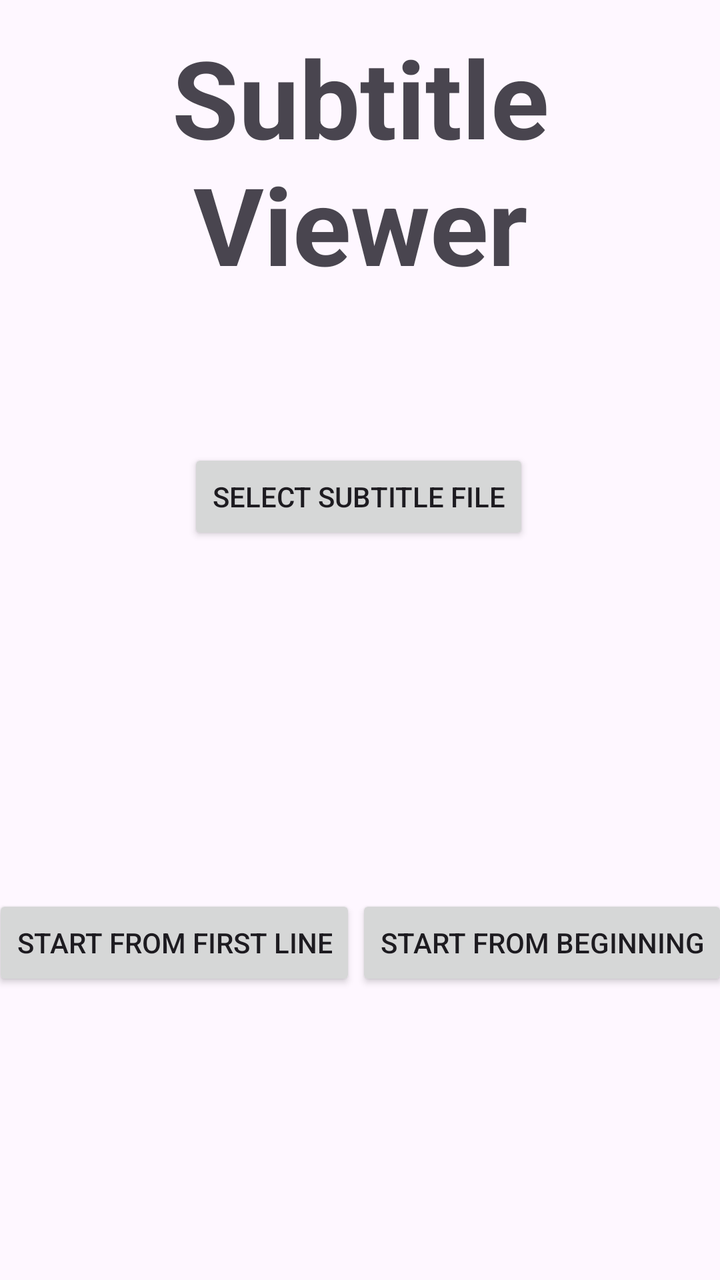
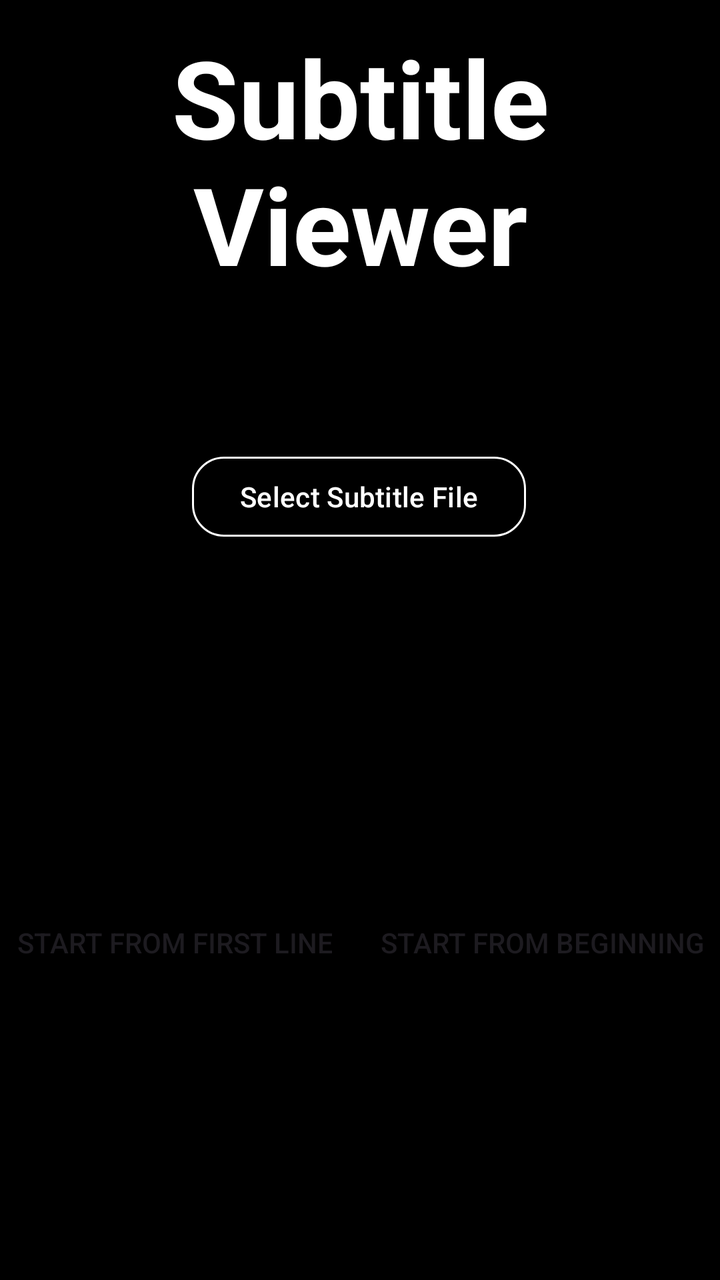

Compare the two renders of this Android layout. The source of the first and the diff that turns it into the second are given below.
<!-- AndroidManifest.xml: application theme Theme.SubtitleViewer -->
<!-- res/layout/activity_main.xml -->
<?xml version="1.0" encoding="utf-8"?>
<androidx.constraintlayout.widget.ConstraintLayout xmlns:android="http://schemas.android.com/apk/res/android"
    xmlns:app="http://schemas.android.com/apk/res-auto"
    xmlns:tools="http://schemas.android.com/tools"
    android:id="@+id/main"
    android:layout_width="match_parent"
    android:layout_height="match_parent"
    tools:context=".MainActivity">

    <Button
        android:id="@+id/subtitle_file"
        android:layout_width="wrap_content"
        android:layout_height="wrap_content"
        android:layout_marginTop="64dp"
        android:onClick="SelectSubtitleFileClicked"
        android:text="Select Subtitle File"
        app:layout_constraintEnd_toEndOf="parent"
        app:layout_constraintHorizontal_bias="0.497"
        app:layout_constraintStart_toStartOf="parent"
        app:layout_constraintTop_toBottomOf="@+id/Title" />

    <TextView
        android:id="@+id/selectedFileText"
        android:layout_width="0dp"
        android:layout_height="wrap_content"
        android:layout_marginTop="12dp"
        android:text=""
        android:ellipsize="end"
        android:maxLines="1"
        android:gravity="center"
        android:textAlignment="center"
        app:layout_constraintStart_toStartOf="parent"
        app:layout_constraintEnd_toEndOf="parent"
        app:layout_constraintTop_toBottomOf="@+id/subtitle_file" />

    <Button
        android:id="@+id/StartSubtitleFirstLine"
        android:layout_width="wrap_content"
        android:layout_height="wrap_content"
        android:layout_marginTop="144dp"
        android:onClick="StartSubtitleFirstLineClicked"
        android:text="Start From First Line"
        app:layout_constraintStart_toStartOf="parent"
        app:layout_constraintEnd_toStartOf="@+id/StartSubtitleFromResume"
        app:layout_constraintTop_toBottomOf="@+id/selectedFileText"
        app:layout_constraintHorizontal_chainStyle="spread" />

    <Button
        android:id="@+id/StartSubtitleFromResume"
        android:layout_width="wrap_content"
        android:layout_height="wrap_content"
        android:layout_marginTop="144dp"
        android:onClick="StartSubtitleFromResume"
        android:text="Start From Beginning"
        app:layout_constraintStart_toEndOf="@+id/StartSubtitleFirstLine"
        app:layout_constraintEnd_toEndOf="parent"
        app:layout_constraintTop_toBottomOf="@+id/selectedFileText" />

    <TextView
        android:id="@+id/Title"
        android:layout_width="0dp"
        android:layout_height="wrap_content"
        android:layout_marginTop="0dp"
        android:autoSizeMaxTextSize="55sp"
        android:autoSizeMinTextSize="24sp"
        android:autoSizeStepGranularity="2sp"
        android:autoSizeTextType="uniform"
        android:gravity="center"
        android:text="Subtitle Viewer"
        android:textAlignment="center"
        android:textSize="64sp"
        android:textStyle="bold"
        app:layout_constraintEnd_toEndOf="parent"
        app:layout_constraintHorizontal_bias="0.0"
        app:layout_constraintStart_toStartOf="parent"
        app:layout_constraintTop_toTopOf="parent" />

</androidx.constraintlayout.widget.ConstraintLayout>
<!-- resources referenced by this layout -->
<resources>
  <style name="Theme.SubtitleViewer" parent="Base.Theme.SubtitleViewer" />
  <style name="Base.Theme.SubtitleViewer" parent="Theme.Material3.DayNight.NoActionBar">
          
          
      </style>
</resources>

<!-- the commit's change to res/layout/activity_main.xml (unified diff, before → after) -->
@@ -5,15 +5,22 @@
     android:id="@+id/main"
     android:layout_width="match_parent"
     android:layout_height="match_parent"
+    android:background="#000000"
     tools:context=".MainActivity">
 
-    <Button
+    <com.google.android.material.button.MaterialButton
         android:id="@+id/subtitle_file"
         android:layout_width="wrap_content"
         android:layout_height="wrap_content"
         android:layout_marginTop="64dp"
         android:onClick="SelectSubtitleFileClicked"
         android:text="Select Subtitle File"
+
+        app:backgroundTint="#000000"
+        app:strokeColor="#FFFFFF"
+        app:strokeWidth="1dp"
+        app:cornerRadius="16dp"
+
         app:layout_constraintEnd_toEndOf="parent"
         app:layout_constraintHorizontal_bias="0.497"
         app:layout_constraintStart_toStartOf="parent"
@@ -24,13 +31,14 @@
         android:layout_width="0dp"
         android:layout_height="wrap_content"
         android:layout_marginTop="12dp"
+        android:ellipsize="end"
+        android:gravity="center"
+        android:maxLines="1"
         android:text=""
-        android:ellipsize="end"
-        android:maxLines="1"
-        android:gravity="center"
         android:textAlignment="center"
+        android:textColor="#FFFFFF"
+        app:layout_constraintEnd_toEndOf="parent"
         app:layout_constraintStart_toStartOf="parent"
-        app:layout_constraintEnd_toEndOf="parent"
         app:layout_constraintTop_toBottomOf="@+id/subtitle_file" />
 
     <Button
@@ -40,10 +48,16 @@
         android:layout_marginTop="144dp"
         android:onClick="StartSubtitleFirstLineClicked"
         android:text="Start From First Line"
+
+        app:backgroundTint="#000000"
+        app:strokeColor="#FFFFFF"
+        app:strokeWidth="1dp"
+        app:cornerRadius="16dp"
+
+        app:layout_constraintEnd_toStartOf="@+id/StartSubtitleFromResume"
+        app:layout_constraintHorizontal_chainStyle="spread"
         app:layout_constraintStart_toStartOf="parent"
-        app:layout_constraintEnd_toStartOf="@+id/StartSubtitleFromResume"
-        app:layout_constraintTop_toBottomOf="@+id/selectedFileText"
-        app:layout_constraintHorizontal_chainStyle="spread" />
+        app:layout_constraintTop_toBottomOf="@+id/selectedFileText" />
 
     <Button
         android:id="@+id/StartSubtitleFromResume"
@@ -52,15 +66,20 @@
         android:layout_marginTop="144dp"
         android:onClick="StartSubtitleFromResume"
         android:text="Start From Beginning"
+
+        app:backgroundTint="#000000"
+        app:strokeColor="#FFFFFF"
+        app:strokeWidth="1dp"
+        app:cornerRadius="16dp"
+
+        app:layout_constraintEnd_toEndOf="parent"
         app:layout_constraintStart_toEndOf="@+id/StartSubtitleFirstLine"
-        app:layout_constraintEnd_toEndOf="parent"
         app:layout_constraintTop_toBottomOf="@+id/selectedFileText" />
 
     <TextView
         android:id="@+id/Title"
         android:layout_width="0dp"
         android:layout_height="wrap_content"
-        android:layout_marginTop="0dp"
         android:autoSizeMaxTextSize="55sp"
         android:autoSizeMinTextSize="24sp"
         android:autoSizeStepGranularity="2sp"
@@ -68,6 +87,7 @@
         android:gravity="center"
         android:text="Subtitle Viewer"
         android:textAlignment="center"
+        android:textColor="#FFFFFF"
         android:textSize="64sp"
         android:textStyle="bold"
         app:layout_constraintEnd_toEndOf="parent"
